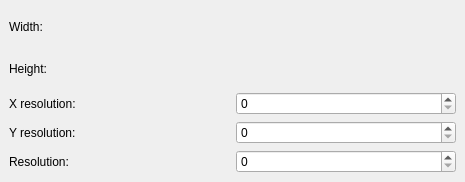
Above: krita/ui/wdg_resolution.ui from KDE/krita before the change. Below: the same form after it.
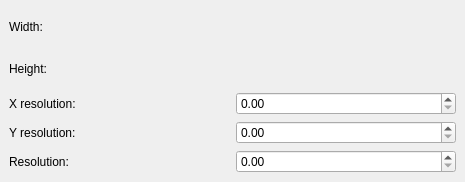
That is the form after the change. Custom widgets are drawn as their Qt base class.

```diff
--- a/krita/ui/wdg_resolution.ui
+++ b/krita/ui/wdg_resolution.ui
@@ -49,7 +49,7 @@
       </widget>
      </item>
      <item>
-      <widget class="KDoubleSpinBox" name="doubleResolution" />
+      <widget class="QDoubleSpinBox" name="doubleResolution" />
      </item>
     </layout>
    </item>
@@ -69,7 +69,7 @@
       </widget>
      </item>
      <item>
-      <widget class="KDoubleSpinBox" name="doubleResolution_2" />
+      <widget class="QDoubleSpinBox" name="doubleResolution_2" />
      </item>
     </layout>
    </item>
@@ -89,7 +89,7 @@
       </widget>
      </item>
      <item>
-      <widget class="KDoubleSpinBox" name="doubleResolution_5" />
+      <widget class="QDoubleSpinBox" name="doubleResolution_5" />
      </item>
     </layout>
    </item>
```
Left out of the diff: 2 changed lines with no effect on the pictures.
